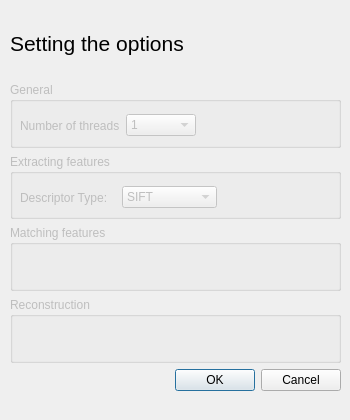
The window that ui/options_dialog.ui (lybros/appa) describes before a commit, drawn with Qt 5.
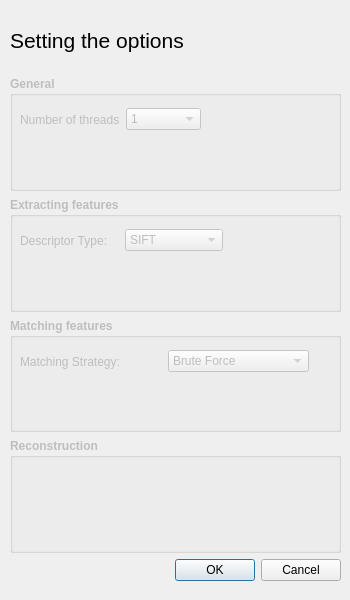
The same window after the commit.

Commit message: Basic set of options may be modified in UI

```diff
--- a/ui/options_dialog.ui
+++ b/ui/options_dialog.ui
@@ -7,7 +7,7 @@
     <x>0</x>
     <y>0</y>
     <width>350</width>
-    <height>420</height>
+    <height>600</height>
    </rect>
   </property>
   <property name="sizePolicy">
@@ -24,8 +24,8 @@
   </property>
   <property name="maximumSize">
    <size>
-    <width>350</width>
-    <height>420</height>
+    <width>16777215</width>
+    <height>16777215</height>
    </size>
   </property>
   <property name="windowTitle">
@@ -40,12 +40,18 @@
      <x>10</x>
      <y>10</y>
      <width>331</width>
-     <height>381</height>
+     <height>571</height>
     </rect>
    </property>
    <layout class="QVBoxLayout" name="verticalLayout">
     <item>
      <widget class="QLabel" name="label">
+      <property name="maximumSize">
+       <size>
+        <width>16777215</width>
+        <height>60</height>
+       </size>
+      </property>
       <property name="font">
        <font>
         <pointsize>16</pointsize>
@@ -61,6 +67,12 @@
       <property name="enabled">
        <bool>false</bool>
       </property>
+      <property name="font">
+       <font>
+        <weight>75</weight>
+        <bold>true</bold>
+       </font>
+      </property>
       <property name="title">
        <string>General</string>
       </property>
@@ -69,13 +81,19 @@
         <rect>
          <x>10</x>
          <y>30</y>
-         <width>176</width>
+         <width>181</width>
          <height>27</height>
         </rect>
        </property>
        <layout class="QHBoxLayout" name="horizontalLayout_2">
         <item>
          <widget class="QLabel" name="label_3">
+          <property name="font">
+           <font>
+            <weight>50</weight>
+            <bold>false</bold>
+           </font>
+          </property>
           <property name="text">
            <string>Number of threads</string>
           </property>
@@ -83,6 +101,12 @@
         </item>
         <item>
          <widget class="QComboBox" name="num_threads_combobox">
+          <property name="font">
+           <font>
+            <weight>50</weight>
+            <bold>false</bold>
+           </font>
+          </property>
           <item>
            <property name="text">
             <string>1</string>
@@ -114,6 +138,12 @@
       <property name="enabled">
        <bool>false</bool>
       </property>
+      <property name="font">
+       <font>
+        <weight>75</weight>
+        <bold>true</bold>
+       </font>
+      </property>
       <property name="title">
        <string>Extracting features</string>
       </property>
@@ -122,13 +152,19 @@
         <rect>
          <x>10</x>
          <y>30</y>
-         <width>197</width>
+         <width>203</width>
          <height>27</height>
         </rect>
        </property>
        <layout class="QHBoxLayout" name="horizontalLayout">
         <item>
          <widget class="QLabel" name="label_2">
+          <property name="font">
+           <font>
+            <weight>50</weight>
+            <bold>false</bold>
+           </font>
+          </property>
           <property name="text">
            <string>Descriptor Type:</string>
           </property>
@@ -136,6 +172,12 @@
         </item>
         <item>
          <widget class="QComboBox" name="descriptor_type_combobox">
+          <property name="font">
+           <font>
+            <weight>50</weight>
+            <bold>false</bold>
+           </font>
+          </property>
           <item>
            <property name="text">
             <string>SIFT</string>
@@ -157,9 +199,60 @@
       <property name="enabled">
        <bool>false</bool>
       </property>
+      <property name="font">
+       <font>
+        <weight>75</weight>
+        <bold>true</bold>
+       </font>
+      </property>
       <property name="title">
        <string>Matching features</string>
       </property>
+      <widget class="QWidget" name="">
+       <property name="geometry">
+        <rect>
+         <x>10</x>
+         <y>30</y>
+         <width>289</width>
+         <height>27</height>
+        </rect>
+       </property>
+       <layout class="QHBoxLayout" name="horizontalLayout_3">
+        <item>
+         <widget class="QLabel" name="label_4">
+          <property name="font">
+           <font>
+            <weight>50</weight>
+            <bold>false</bold>
+           </font>
+          </property>
+          <property name="text">
+           <string>Matching Strategy:</string>
+          </property>
+         </widget>
+        </item>
+        <item>
+         <widget class="QComboBox" name="matching_strategy_combobox">
+          <property name="font">
+           <font>
+            <weight>50</weight>
+            <bold>false</bold>
+           </font>
+          </property>
+          <item>
+           <property name="text">
+            <string>Brute Force</string>
+           </property>
+          </item>
+          <item>
+           <property name="text">
+            <string>Cascade Hashing</string>
+           </property>
+          </item>
+         </widget>
+        </item>
+       </layout>
+      </widget>
      </widget>
     </item>
     <item>
@@ -167,6 +260,12 @@
       <property name="enabled">
        <bool>false</bool>
       </property>
+      <property name="font">
+       <font>
+        <weight>75</weight>
+        <bold>true</bold>
+       </font>
+      </property>
       <property name="title">
        <string>Reconstruction</string>
       </property>
```
The commit also changes 3 other files.
